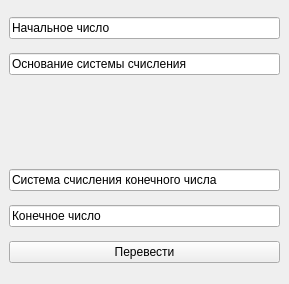
Before: the Qt Designer form gui/scales_of_notation.ui in Wayodeni/to_new_radix_from_any, drawn with Qt 5.
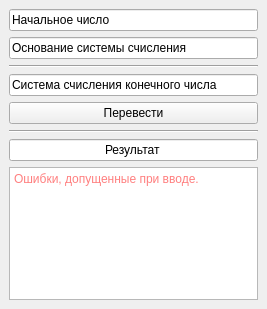
After: the same form once the commit is applied.

Commit message: Got barely working GUI without any stupidness protection

Diff of the .ui file:
```diff
--- a/gui/scales_of_notation.ui
+++ b/gui/scales_of_notation.ui
@@ -6,8 +6,8 @@
    <rect>
     <x>0</x>
     <y>0</y>
-    <width>289</width>
-    <height>284</height>
+    <width>267</width>
+    <height>309</height>
    </rect>
   </property>
   <property name="windowTitle">
@@ -26,6 +26,9 @@
       <property name="text">
        <string>Начальное число</string>
       </property>
+      <property name="placeholderText">
+       <string>Начальное число</string>
+      </property>
      </widget>
     </item>
     <item>
@@ -33,35 +36,25 @@
       <property name="text">
        <string>Основание системы счисления</string>
       </property>
+      <property name="placeholderText">
+       <string>Основание системы счисления</string>
+      </property>
      </widget>
     </item>
     <item>
-     <spacer name="horizontalSpacer">
+     <widget class="Line" name="line">
       <property name="orientation">
        <enum>Qt::Horizontal</enum>
       </property>
-      <property name="sizeType">
-       <enum>QSizePolicy::Expanding</enum>
-      </property>
-      <property name="sizeHint" stdset="0">
-       <size>
-        <width>40</width>
-        <height>80</height>
-       </size>
-      </property>
-     </spacer>
+     </widget>
     </item>
     <item>
      <widget class="QLineEdit" name="outputRadix">
       <property name="text">
        <string>Система счисления конечного числа</string>
       </property>
-     </widget>
-    </item>
-    <item>
-     <widget class="QLineEdit" name="outputNum">
-      <property name="text">
-       <string>Конечное число</string>
+      <property name="placeholderText">
+       <string>Система счисления конечного числа</string>
       </property>
      </widget>
     </item>
@@ -72,6 +65,45 @@
       </property>
      </widget>
     </item>
+    <item>
+     <widget class="Line" name="line_2">
+      <property name="orientation">
+       <enum>Qt::Horizontal</enum>
+      </property>
+     </widget>
+    </item>
+    <item>
+     <widget class="QLineEdit" name="outputNum">
+      <property name="text">
+       <string>Результат</string>
+      </property>
+      <property name="alignment">
+       <set>Qt::AlignCenter</set>
+      </property>
+      <property name="placeholderText">
+       <string>Результат</string>
+      </property>
+     </widget>
+    </item>
+    <item>
+     <widget class="QPlainTextEdit" name="errorOutput">
+      <property name="enabled">
+       <bool>true</bool>
+      </property>
+      <property name="styleSheet">
+       <string notr="true">color: rgb(255, 0, 0);</string>
+      </property>
+      <property name="readOnly">
+       <bool>true</bool>
+      </property>
+      <property name="centerOnScroll">
+       <bool>false</bool>
+      </property>
+      <property name="placeholderText">
+       <string>Ошибки, допущенные при вводе.</string>
+      </property>
+     </widget>
+    </item>
    </layout>
   </widget>
  </widget>
```
Left out of the diff: 2 changed lines with no effect on the pictures. The commit also changes 3 other files.
